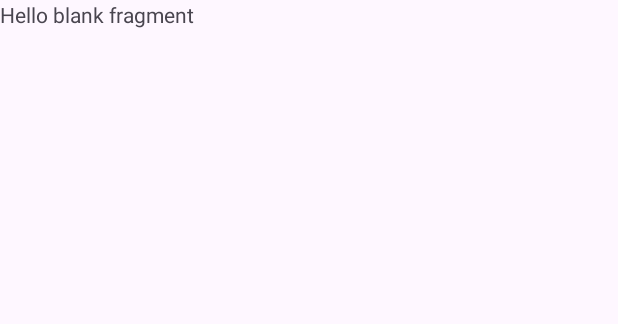
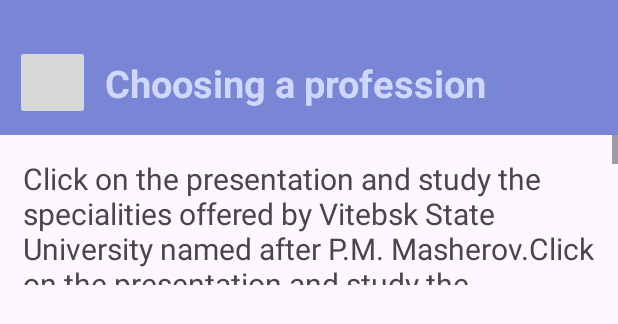
Before and after one commit to vladgamerr/DUOlingo, an Android app: the layout fragment_lvl2.xml on its own in the app's theme, with its tools: preview values and no code run, on a phone screen of 412 x 824 dp. Shown: the top 324 px of the screen. Run offline under Robolectric (Android 15) with nearby library versions, the phone set to English and light mode, and no system bars.

Commit message:
topic frag

```diff
--- a/app/src/main/res/layout/fragment_lvl2.xml
+++ b/app/src/main/res/layout/fragment_lvl2.xml
@@ -1,14 +1,57 @@
 <?xml version="1.0" encoding="utf-8"?>
-<FrameLayout xmlns:android="http://schemas.android.com/apk/res/android"
+<androidx.constraintlayout.widget.ConstraintLayout xmlns:android="http://schemas.android.com/apk/res/android"
     xmlns:tools="http://schemas.android.com/tools"
     android:layout_width="match_parent"
     android:layout_height="match_parent"
+    xmlns:app="http://schemas.android.com/apk/res-auto"
     tools:context=".LvlFragment2">
+    <View
+        android:id="@+id/topLine"
+        android:layout_width="match_parent"
+        android:layout_height="90dp"
+        android:background="@color/skyblue"
+        app:layout_constraintTop_toTopOf="parent"/>
 
-    <!-- TODO: Update blank fragment layout -->
+    <ImageButton
+        android:id="@+id/backButton"
+        android:layout_width="50dp"
+        android:layout_height="50dp"
+        android:layout_marginTop="30dp"
+        android:layout_marginStart="10dp"
+        app:layout_constraintTop_toTopOf="@id/topLine"
+        app:layout_constraintStart_toStartOf="@id/topLine"/>
+
     <TextView
+        android:layout_width="wrap_content"
+        android:layout_height="wrap_content"
+        android:text="Choosing a profession"
+        android:textColor="@color/bluewhite"
+        android:textStyle="bold"
+        android:textSize="25sp"
+        android:layout_marginStart="10dp"
+        app:layout_constraintStart_toEndOf="@+id/backButton"
+        app:layout_constraintBottom_toBottomOf="@id/backButton"
+        app:layout_constraintTop_toTopOf="@id/backButton"/>
+
+    <ScrollView
+        android:id="@+id/contentView"
         android:layout_width="match_parent"
-        android:layout_height="match_parent"
-        android:text="@string/hello_blank_fragment" />
+        android:layout_height="100dp"
+        app:layout_constraintTop_toBottomOf="@+id/topLine"
+        app:layout_constraintStart_toStartOf="parent">
+        <androidx.constraintlayout.widget.ConstraintLayout
+              android:layout_width="match_parent"
+              android:layout_height="wrap_content">
+            <TextView
+                android:layout_width="wrap_content"
+                android:layout_height="wrap_content"
+                android:padding="15dp"
+                android:text="@string/f2_t1"
+                android:textSize="20sp"
+                app:layout_constraintTop_toTopOf="parent"
+                app:layout_constraintStart_toStartOf="parent"/>
+        </androidx.constraintlayout.widget.ConstraintLayout>
+    </ScrollView>
 
-</FrameLayout>
+
+</androidx.constraintlayout.widget.ConstraintLayout>
--- a/app/src/main/res/values/colors.xml
+++ b/app/src/main/res/values/colors.xml
@@ -2,5 +2,7 @@
 <resources>
     <color name="black">#FF000000</color>
     <color name="white">#FFFFFFFF</color>
-    <color name="skyblue">#384ABB</color>
+    <color name="blue">#384ABB</color>
+    <color name="skyblue">#7986D5</color>
+    <color name="bluewhite">#CFD7FF</color>
 </resources>
--- a/app/src/main/res/values/strings.xml
+++ b/app/src/main/res/values/strings.xml
@@ -2,4 +2,5 @@
     <string name="app_name">Empty_view_activity</string>
     <!-- TODO: Remove or change this placeholder text -->
     <string name="hello_blank_fragment">Hello blank fragment</string>
+    <string name="f2_t1">Click on the presentation and study the specialities offered by Vitebsk State University named after P.M. Masherov.Click on the presentation and study the specialities offered by Vitebsk State University named after P.M. Masherov.Click on the presentation and study the specialities offered by Vitebsk State University named after P.M. Masherov.Click on the presentation and study the specialities offered by Vitebsk State University named after P.M. Masherov.Click on the presentation and study the specialities offered by Vitebsk State University named after P.M. Masherov.Click on the presentation and study the specialities offered by Vitebsk State University named after P.M. Masherov.Click on the presentation and study the specialities offered by Vitebsk State University named after P.M. Masherov.</string>
 </resources>
```
